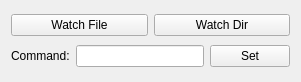
The window that src/DogHouse.ui (district10/CuteWatchDog) describes before a commit, drawn with Qt 5.
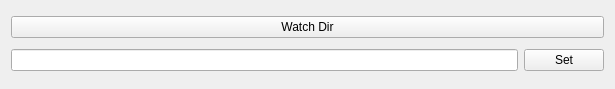
The same window after the commit.

```diff
--- a/src/DogHouse.ui
+++ b/src/DogHouse.ui
@@ -9,8 +9,8 @@
    <rect>
     <x>0</x>
     <y>0</y>
-    <width>301</width>
-    <height>82</height>
+    <width>615</width>
+    <height>89</height>
    </rect>
   </property>
   <property name="windowTitle">
@@ -19,13 +19,6 @@
   <layout class="QVBoxLayout" name="verticalLayout">
    <item>
     <layout class="QHBoxLayout" name="horizontalLayout">
-     <item>
-      <widget class="QPushButton" name="pushButton_watchfile">
-       <property name="text">
-        <string>Watch File</string>
-       </property>
-      </widget>
-     </item>
      <item>
       <widget class="QPushButton" name="pushButton_watchdir">
        <property name="text">
@@ -37,13 +30,6 @@
    </item>
    <item>
     <layout class="QHBoxLayout" name="horizontalLayout_2">
-     <item>
-      <widget class="QLabel" name="label_2">
-       <property name="text">
-        <string>Command:</string>
-       </property>
-      </widget>
-     </item>
      <item>
       <widget class="QLineEdit" name="lineEdit_callback"/>
      </item>
```
